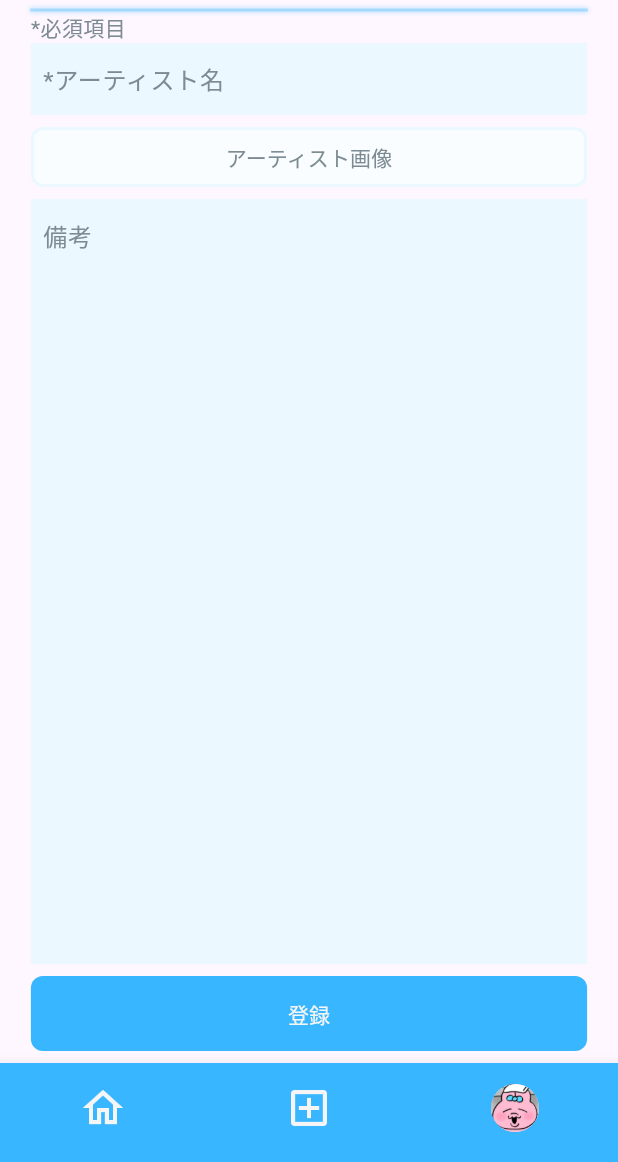
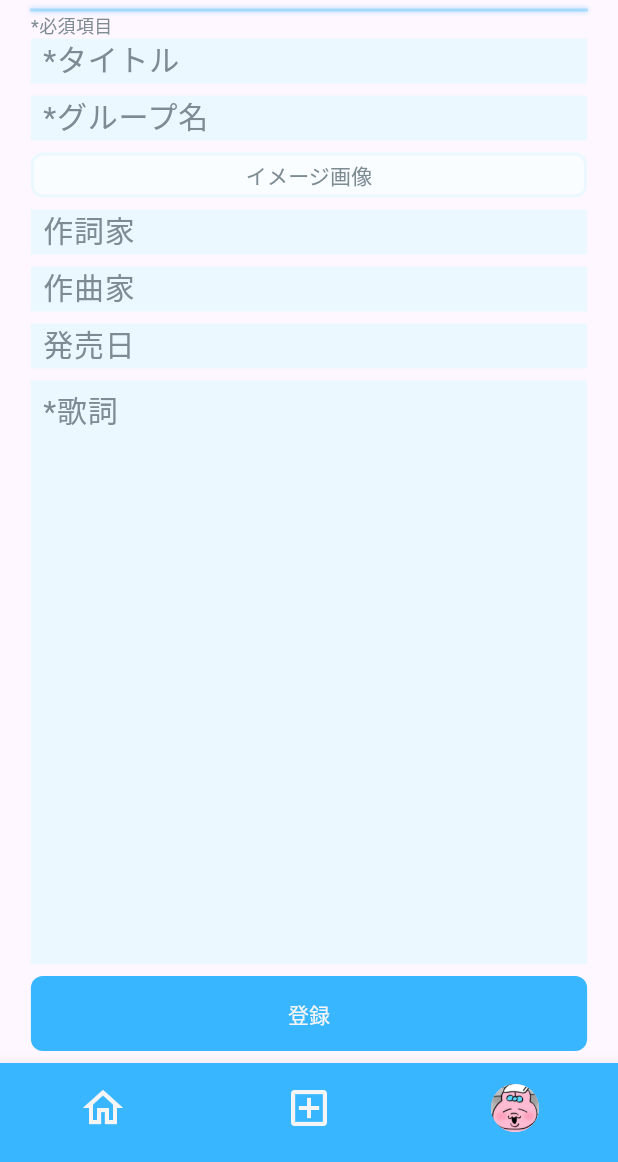
Before and after one commit to miz8462/kimikoe, a Flutter app: the screen it shows after launch, on a phone screen of 412 x 824 dp, the part 74-1236 px from its top. Run offline on Flutter 3.47's test engine with Material 3 defaults, Android fonts, the phone set to English and light mode, and no system bars; our stand-ins replace flutter_dotenv, flutter_riverpod, flutter_svg, gap, supabase_flutter; accounts and stored records are empty; project files that could hold a hidden picture were left out.

Commit message:
AddSongPageウィジェットの作成

```diff
--- a/lib/config/config.dart
+++ b/lib/config/config.dart
@@ -1,25 +1,37 @@
 import 'package:flutter/material.dart';
 
+// イメージカラー
 const Color mainBlue = Color(0xFF38B6FF);
+// テキストカラー
 const Color textDark = Color(0xFF535655);
 const Color textGray = Color(0xFF7D8B93);
 const Color textWhite = Color(0xFFF5F5F5);
+// 主にボタンやフォームの背景カラー
+const Color backgroundWhite = Color(0xFFF9FDFF);
+const Color backgroundLightBlue = Color(0xFFEBF8FF);
 
-const double buttonS = 40;
-const double buttonL = 50;
-
+// フォントサイズ
+const double fontSS = 12;
 const double fontS = 16;
 const double fontM = 20;
 const double fontL = 24;
 const double fontLL = 28;
 
+// 主にGap()用
 const double spaceWidthS = 8;
 const double spaceWidthM = 12;
 const double spaceWidthL = 16;
 
+// ボタンの高さ
+const double buttonS = 30;
+const double buttonM = 40;
+const double buttonL = 50;
+// ボタンの枠の幅
 const double borderWidth = 2;
-
+// ボタンの丸み
 const double borderRadius = 8;
 
-const Color backgroundWhite = Color(0xFFF9FDFF);
-const Color backgroundLightBlue = Color(0xFFEBF8FF);
+// テキストフォームのヒントのパディング
+const double bottomPadding = 7;
+// テキストフォームのボーダー
+const noBorder = InputBorder.none;
--- a/lib/kimikoe_app.dart
+++ b/lib/kimikoe_app.dart
@@ -1,7 +1,7 @@
 import 'package:flutter/material.dart';
 import 'package:kimikoe_app/config/config.dart';
 import 'package:kimikoe_app/ui/auth/view/sign_in_page.dart';
-import 'package:kimikoe_app/ui/post/view/add_artist_page.dart';
+import 'package:kimikoe_app/ui/post/view/add_song_page.dart';
 
 // AppBarとBottomNavigationBarの設計
 // bodyに子要素として各ページを受け取る
@@ -69,7 +69,7 @@ class KimikoeApp extends StatelessWidget {
               // してない場合はサインインページへ
               body: Padding(
                 padding: EdgeInsets.symmetric(horizontal: horizontalPadding),
-                child: AddArtistPage(),
+                child: AddSongPage(),
               ),
               // todo: アイコンをタップすると画面遷移
               bottomNavigationBar: BottomNavigationBar(
--- /dev/null
+++ b/lib/ui/post/view/add_song_page.dart
@@ -0,0 +1,52 @@
+import 'package:flutter/material.dart';
+import 'package:gap/gap.dart';
+import 'package:kimikoe_app/config/config.dart';
+import 'package:kimikoe_app/ui/widgets/button.dart';
+import 'package:kimikoe_app/ui/widgets/expanded_text_form.dart';
+import 'package:kimikoe_app/ui/widgets/text_form.dart';
+
+class AddSongPage extends StatelessWidget {
+  const AddSongPage({super.key});
+  @override
+  Widget build(BuildContext context) {
+    return const Column(
+      crossAxisAlignment: CrossAxisAlignment.start,
+      children: [
+        Text('*必須項目', style: TextStyle(color: textGray, fontSize: fontSS)),
+        // タイトル名入力
+        // todo: クラスウィジェット作る
+        TextForm(hintText: '*タイトル'),
+        Gap(spaceWidthS),
+        // グループ名入力
+        TextForm(hintText: '*グループ名'),
+        Gap(spaceWidthS),
+        // ユーザー画像登録ボタン
+        Button(
+          'イメージ画像',
+          textColor: textGray,
+          backgroundColor: backgroundWhite,
+          buttonSize: buttonS,
+          borderSide:
+              BorderSide(color: backgroundLightBlue, width: borderWidth),
+        ),
+        Gap(spaceWidthS),
+        // 作詞家入力
+        TextForm(hintText: '作詞家'),
+        Gap(spaceWidthS),
+        // 作曲家入力
+        TextForm(hintText: '作曲家'),
+        Gap(spaceWidthS),
+        // 発売日入力
+        TextForm(hintText: '発売日'),
+        Gap(spaceWidthS),
+        // 備考欄
+        // todo: '備考'をもっと上に表示したい
+        ExpandedTextForm(hintText: '*歌詞'),
+        Gap(spaceWidthS),
+        // 登録ボタン
+        Button('登録', buttonSize: buttonL),
+        Gap(spaceWidthS),
+      ],
+    );
+  }
+}
--- a/lib/ui/widgets/button.dart
+++ b/lib/ui/widgets/button.dart
@@ -8,7 +8,7 @@ class Button extends StatelessWidget {
     this.text, {
     this.textColor = textWhite,
     this.backgroundColor = mainBlue,
-    this.buttonSize = 40,
+    this.buttonSize = buttonS,
     this.borderSide = BorderSide.none,
     super.key,
   });
--- a/lib/ui/widgets/expanded_text_form.dart
+++ b/lib/ui/widgets/expanded_text_form.dart
@@ -1,7 +1,5 @@
 import 'package:flutter/material.dart';
 import 'package:kimikoe_app/config/config.dart';
-
-const noBorder = InputBorder.none;
 
 class ExpandedTextForm extends StatelessWidget {
   const ExpandedTextForm({
@@ -20,11 +18,10 @@ class ExpandedTextForm extends StatelessWidget {
           decoration: InputDecoration(
             border: noBorder,
             hintText: hintText,
-            hintStyle: const TextStyle(
-              color: textGray,
-              height: 0,
-            ),
-            contentPadding: const EdgeInsets.only(left: spaceWidthS),
+            hintStyle:
+                const TextStyle(color: textGray, fontSize: fontM),
+            contentPadding:
+                const EdgeInsets.only(left: spaceWidthS, bottom: bottomPadding),
           ),
           controller: TextEditingController(),
           maxLines: null,
--- a/lib/ui/widgets/text_form.dart
+++ b/lib/ui/widgets/text_form.dart
@@ -1,7 +1,5 @@
 import 'package:flutter/material.dart';
 import 'package:kimikoe_app/config/config.dart';
-
-const noBorder = InputBorder.none;
 
 class TextForm extends StatelessWidget {
   const TextForm({
@@ -14,13 +12,15 @@ class TextForm extends StatelessWidget {
   @override
   Widget build(BuildContext context) {
     return Container(
+      height: buttonS,
       color: backgroundLightBlue,
       child: TextFormField(
         decoration: InputDecoration(
           border: noBorder,
           hintText: hintText,
-          hintStyle: const TextStyle(color: textGray),
-          contentPadding: const EdgeInsets.only(left: spaceWidthS),
+          hintStyle: const TextStyle(color: textGray, fontSize: fontM),
+          contentPadding:
+              const EdgeInsets.only(left: spaceWidthS, bottom: bottomPadding),
         ),
         controller: TextEditingController(),
       ),
```
